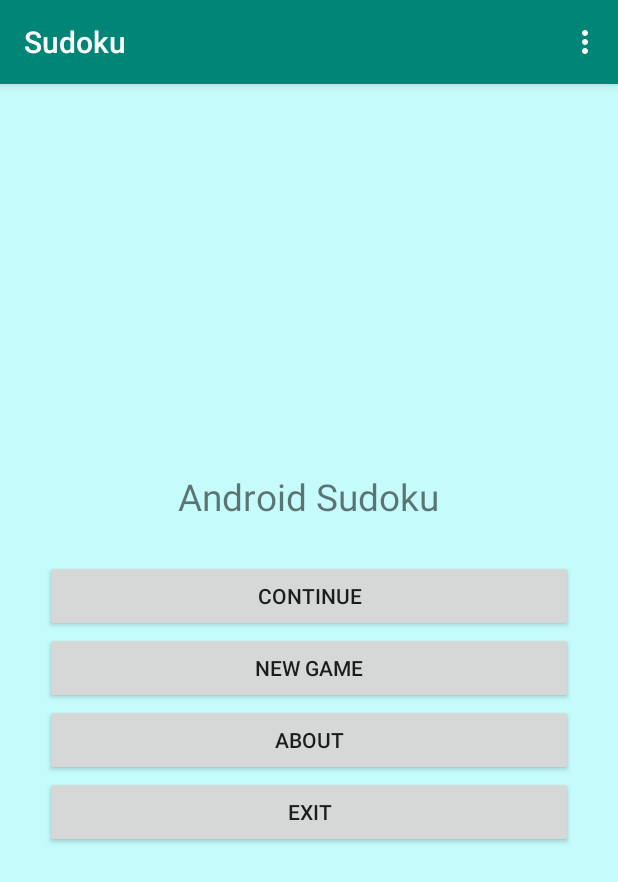
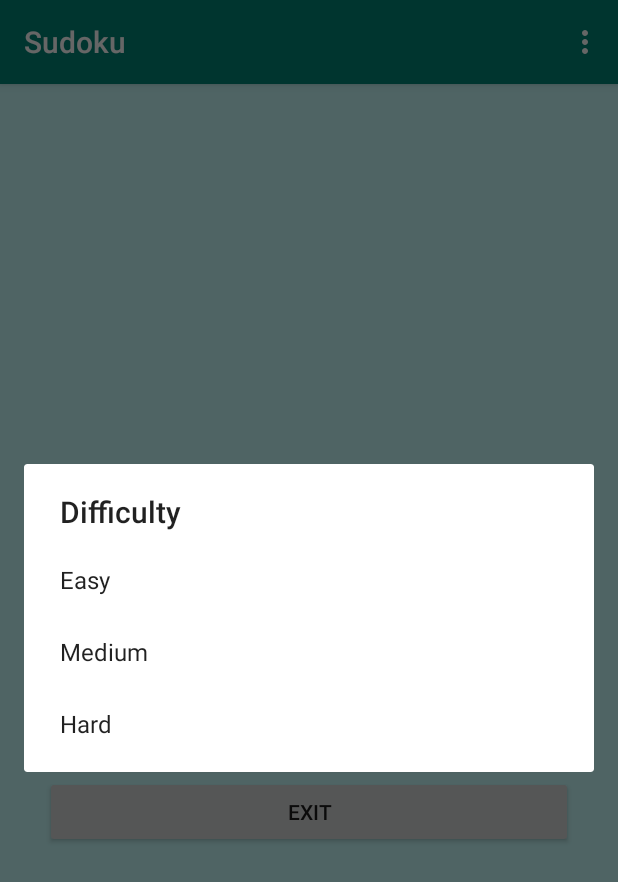
Before and after one commit to azjf/Sudoku, an Android app: the screen it shows after launch (MainActivity), after a tap on "NEW GAME", on a phone screen of 412 x 824 dp. Shown: the top 882 px of the screen. Run offline under Robolectric (Android 15) with nearby library versions, the phone set to English and light mode, and no system bars.

Commit message:
Implement the new game button

```diff
--- a/app/src/main/java/com/example/sudoku/MainActivity.java
+++ b/app/src/main/java/com/example/sudoku/MainActivity.java
@@ -1,14 +1,21 @@
 package com.example.sudoku;
 
+import android.content.DialogInterface;
 import android.content.Intent;
+import android.nfc.Tag;
+import android.support.v7.app.AlertDialog;
 import android.support.v7.app.AppCompatActivity;
 import android.os.Bundle;
+import android.util.Log;
 import android.view.Menu;
 import android.view.MenuInflater;
 import android.view.MenuItem;
 import android.view.View;
+import android.widget.TableRow;
 
 public class MainActivity extends AppCompatActivity implements View.OnClickListener {
+
+    private static final String TAG = "Sudoku";
 
     @Override
     protected void onCreate(Bundle savedInstanceState) {
@@ -32,6 +39,10 @@ public class MainActivity extends AppCompatActivity implements View.OnClickListe
                 Intent i = new Intent(this, AboutActivity.class);
                 startActivity(i);
                 break;
+
+            case R.id.new_button:
+                openNewGameDialog();
+                break;
         }
     }
 
@@ -53,4 +64,22 @@ public class MainActivity extends AppCompatActivity implements View.OnClickListe
         }
         return false;
     }
+
+
+    private void openNewGameDialog() {
+        new AlertDialog.Builder(this)
+                .setTitle(R.string.new_game_title)
+                .setItems(R.array.difficulty,
+                        new DialogInterface.OnClickListener() {
+                            @Override
+                            public void onClick(DialogInterface dialog, int i) {
+                                startGame(i);
+                            }
+                        })
+                .show();
+    }
+
+    private void startGame(int i) {
+        Log.d(TAG, "clicked on " + i);
+    }
 }
--- /dev/null
+++ b/app/src/main/res/values/arrays.xml
@@ -0,0 +1,8 @@
+<?xml version="1.0" encoding="utf-8"?>
+<resources>
+    <array name="difficulty">
+        <item>@string/easy_label</item>
+        <item>@string/medium_label</item>
+        <item>@string/hard_label</item>
+    </array>
+</resources>
--- a/app/src/main/res/values/strings.xml
+++ b/app/src/main/res/values/strings.xml
@@ -24,4 +24,9 @@
     <string name="music_summary">Play backgroud music</string>
     <string name="hints_title">Hints</string>
     <string name="hints_summary">Show hints during play</string>
+
+    <string name="new_game_title">Difficulty</string>
+    <string name="easy_label">Easy</string>
+    <string name="medium_label">Medium</string>
+    <string name="hard_label">Hard</string>
 </resources>
```
